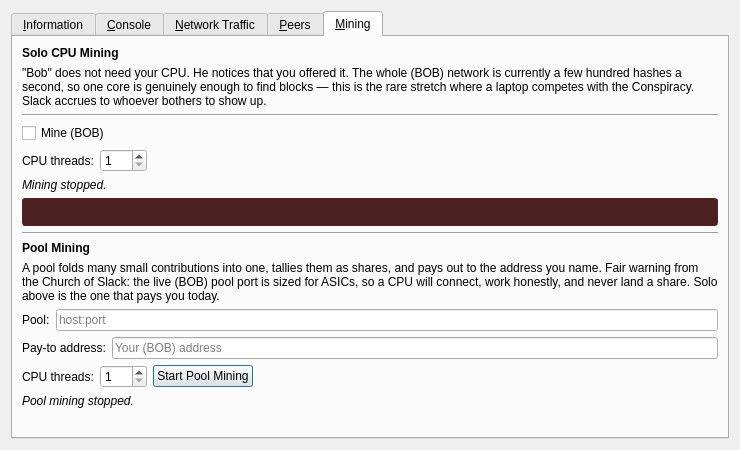
This is src/qt/forms/rpcconsole.ui in dobbscoin/dobbscoin-source as Qt 5 draws it before an edit. The edited form follows.
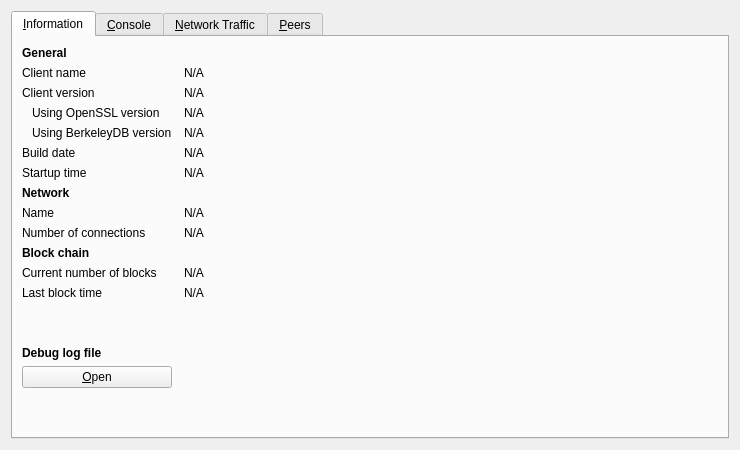
This is the edited form. The open tabs and pages were chosen to show the change. Icons and pictures are not drawn. Custom widgets are drawn as their Qt base class.

Commit message: qt: move Mining out of the debug window and onto the main toolbar

Patch:
```diff
--- a/src/qt/forms/rpcconsole.ui
+++ b/src/qt/forms/rpcconsole.ui
@@ -1061,262 +1061,6 @@
        </item>
       </layout>
      </widget>
-     <widget class="QWidget" name="tab_mining">
-      <attribute name="title">
-       <string>&amp;Mining</string>
-      </attribute>
-      <layout class="QVBoxLayout" name="verticalLayout_mining">
-       <item>
-        <widget class="QLabel" name="miningHeader">
-         <property name="font">
-          <font>
-           <weight>75</weight>
-           <bold>true</bold>
-          </font>
-         </property>
-         <property name="text">
-          <string>Solo CPU Mining</string>
-         </property>
-        </widget>
-       </item>
-       <item>
-        <widget class="QLabel" name="miningHelp">
-         <property name="text">
-          <string>&quot;Bob&quot; does not need your CPU. He notices that you offered it. The whole (BOB) network is currently a few hundred hashes a second, so one core is genuinely enough to find blocks — this is the rare stretch where a laptop competes with the Conspiracy. Slack accrues to whoever bothers to show up.</string>
-         </property>
-         <property name="wordWrap">
-          <bool>true</bool>
-         </property>
-        </widget>
-       </item>
-       <item>
-        <widget class="Line" name="miningSep1">
-         <property name="orientation">
-          <enum>Qt::Horizontal</enum>
-         </property>
-        </widget>
-       </item>
-       <item>
-        <widget class="QCheckBox" name="miningEnable">
-         <property name="text">
-          <string>Mine (BOB)</string>
-         </property>
-        </widget>
-       </item>
-       <item>
-        <layout class="QHBoxLayout" name="miningThreadsRow">
-         <item>
-          <widget class="QLabel" name="miningThreadsLabel">
-           <property name="text">
-            <string>CPU threads:</string>
-           </property>
-          </widget>
-         </item>
-         <item>
-          <widget class="QSpinBox" name="miningThreads">
-           <property name="minimum">
-            <number>1</number>
-           </property>
-           <property name="maximum">
-            <number>256</number>
-           </property>
-           <property name="value">
-            <number>1</number>
-           </property>
-          </widget>
-         </item>
-         <item>
-          <spacer name="miningThreadsSpacer">
-           <property name="orientation">
-            <enum>Qt::Horizontal</enum>
-           </property>
-           <property name="sizeHint" stdset="0">
-            <size>
-             <width>40</width>
-             <height>20</height>
-            </size>
-           </property>
-          </spacer>
-         </item>
-        </layout>
-       </item>
-       <item>
-        <widget class="QLabel" name="miningStatus">
-         <property name="font">
-          <font>
-           <italic>true</italic>
-          </font>
-         </property>
-         <property name="text">
-          <string>Mining stopped.</string>
-         </property>
-         <property name="textInteractionFlags">
-          <set>Qt::TextSelectableByMouse</set>
-         </property>
-        </widget>
-       </item>
-       <item>
-        <widget class="QLabel" name="miningOffsigBanner">
-         <property name="visible">
-          <bool>false</bool>
-         </property>
-         <property name="styleSheet">
-          <string notr="true">QLabel { background-color: #4a2020; color: #e0d0d0; padding: 6px; border: 1px solid #602020; border-radius: 3px; }</string>
-         </property>
-         <property name="text">
-          <string></string>
-         </property>
-         <property name="wordWrap">
-          <bool>true</bool>
-         </property>
-        </widget>
-       </item>
-       <item>
-        <widget class="Line" name="miningSep2">
-         <property name="orientation">
-          <enum>Qt::Horizontal</enum>
-         </property>
-        </widget>
-       </item>
-       <item>
-        <widget class="QLabel" name="poolMiningHeader">
-         <property name="font">
-          <font>
-           <weight>75</weight>
-           <bold>true</bold>
-          </font>
-         </property>
-         <property name="text">
-          <string>Pool Mining</string>
-         </property>
-        </widget>
-       </item>
-       <item>
-        <widget class="QLabel" name="poolMiningHelp">
-         <property name="text">
-          <string>A pool folds many small contributions into one, tallies them as shares, and pays out to the address you name. Fair warning from the Church of Slack: the live (BOB) pool port is sized for ASICs, so a CPU will connect, work honestly, and never land a share. Solo above is the one that pays you today.</string>
-         </property>
-         <property name="wordWrap">
-          <bool>true</bool>
-         </property>
-        </widget>
-       </item>
-       <item>
-        <layout class="QHBoxLayout" name="poolMiningEndpointRow">
-         <item>
-          <widget class="QLabel" name="poolMiningEndpointLabel">
-           <property name="text">
-            <string>Pool:</string>
-           </property>
-          </widget>
-         </item>
-         <item>
-          <widget class="QLineEdit" name="poolMiningEndpoint">
-           <property name="text">
-            <string></string>
-           </property>
-           <property name="placeholderText">
-            <string>host:port</string>
-           </property>
-          </widget>
-         </item>
-        </layout>
-       </item>
-       <item>
-        <layout class="QHBoxLayout" name="poolMiningAddressRow">
-         <item>
-          <widget class="QLabel" name="poolMiningAddressLabel">
-           <property name="text">
-            <string>Pay-to address:</string>
-           </property>
-          </widget>
-         </item>
-         <item>
-          <widget class="QLineEdit" name="poolMiningAddress">
-           <property name="placeholderText">
-            <string>Your (BOB) address</string>
-           </property>
-          </widget>
-         </item>
-        </layout>
-       </item>
-       <item>
-        <layout class="QHBoxLayout" name="poolMiningThreadsRow">
-         <item>
-          <widget class="QLabel" name="poolMiningThreadsLabel">
-           <property name="text">
-            <string>CPU threads:</string>
-           </property>
-          </widget>
-         </item>
-         <item>
-          <widget class="QSpinBox" name="poolMiningThreads">
-           <property name="minimum">
-            <number>1</number>
-           </property>
-           <property name="maximum">
-            <number>256</number>
-           </property>
-           <property name="value">
-            <number>1</number>
-           </property>
-          </widget>
-         </item>
-         <item>
-          <widget class="QPushButton" name="poolMiningToggle">
-           <property name="checkable">
-            <bool>true</bool>
-           </property>
-           <property name="text">
-            <string>Start Pool Mining</string>
-           </property>
-          </widget>
-         </item>
-         <item>
-          <spacer name="poolMiningThreadsSpacer">
-           <property name="orientation">
-            <enum>Qt::Horizontal</enum>
-           </property>
-           <property name="sizeHint" stdset="0">
-            <size>
-             <width>40</width>
-             <height>20</height>
-            </size>
-           </property>
-          </spacer>
-         </item>
-        </layout>
-       </item>
-       <item>
-        <widget class="QLabel" name="poolMiningStatus">
-         <property name="font">
-          <font>
-           <italic>true</italic>
-          </font>
-         </property>
-         <property name="text">
-          <string>Pool mining stopped.</string>
-         </property>
-         <property name="textInteractionFlags">
-          <set>Qt::TextSelectableByMouse</set>
-         </property>
-        </widget>
-       </item>
-       <item>
-        <spacer name="miningVerticalSpacer">
-         <property name="orientation">
-          <enum>Qt::Vertical</enum>
-         </property>
-         <property name="sizeHint" stdset="0">
-          <size>
-           <width>20</width>
-           <height>40</height>
-          </size>
-         </property>
-        </spacer>
-       </item>
-      </layout>
-     </widget>
     </widget>
    </item>
   </layout>
```
The commit also changes 13 other files.
